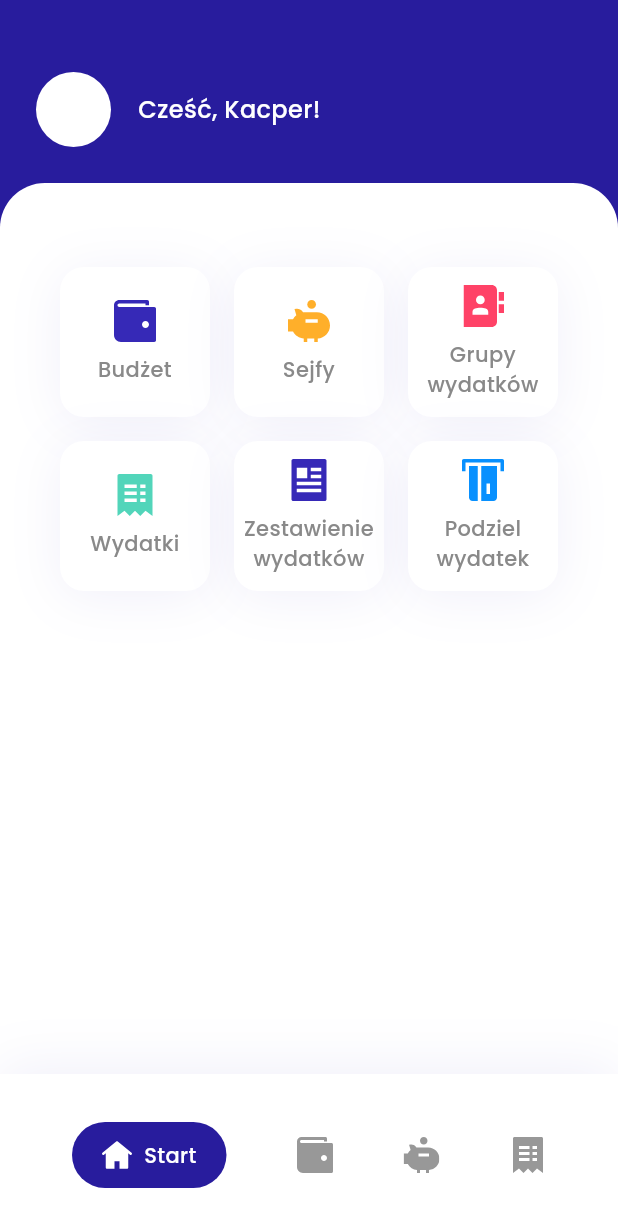
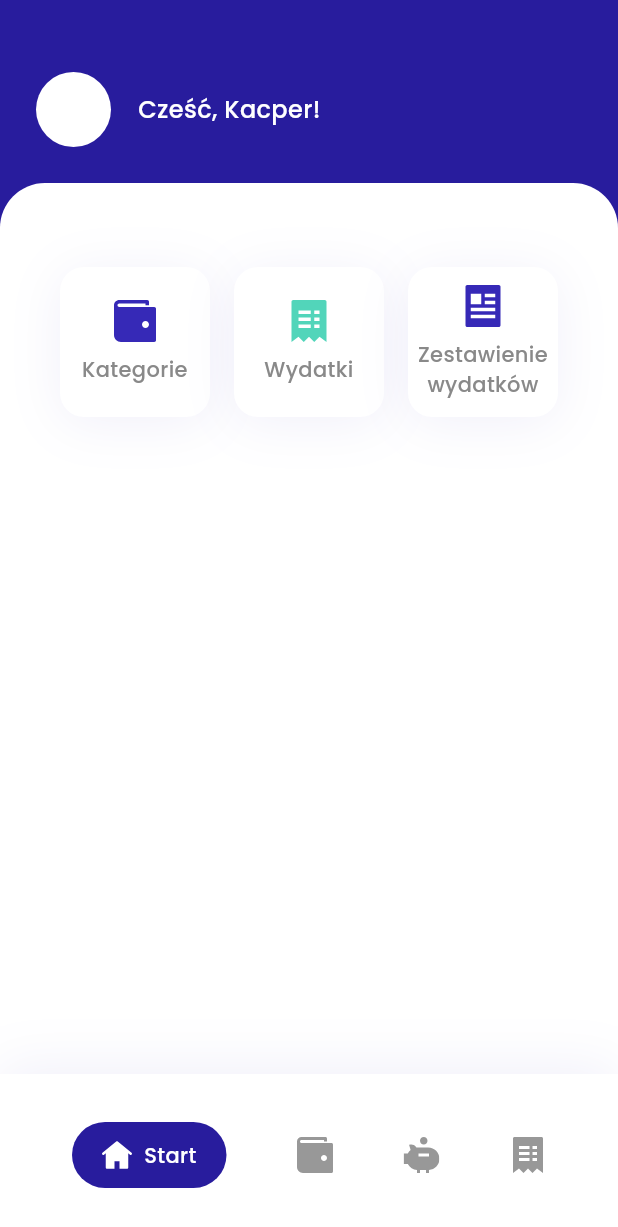
Before and after one commit to kacperramenda/budgetmaster, a Flutter app: the screen it shows after launch, after a tap on "Zestawienie wydatków", on a phone screen of 412 x 824 dp. Shown: the top 1227 px of the screen. Run offline on Flutter 3.47's test engine with Material 3 defaults, Android fonts, the phone set to English and light mode, and no system bars; our stand-ins replace bloc, equatable, flutter_bloc, flutter_svg, isar; missing offline and left inert: month_year_picker; accounts and stored records are empty; generated files the repository leaves out were written again.

Commit message:
feat: preparation for expense-set view

```diff
--- a/lib/presentation/home/view/home_view.dart
+++ b/lib/presentation/home/view/home_view.dart
@@ -68,46 +68,46 @@ class _HomeViewState extends State<HomeView> {
                     children: [
                       MenuTile(
                         svgPath: 'assets/icons/budget.svg',
-                        label: 'Budżet',
+                        label: 'Kategorie',
                         onTap: () {
-                          Navigator.pushNamed(context, '/profile');
+                          Navigator.pushNamed(context, '/budget-categories');
                         },
                       ),
-                      MenuTile(
-                        svgPath: 'assets/icons/savings.svg',
-                        label: 'Sejfy',
-                        onTap: () {
-                          Navigator.pushNamed(context, '/profile');
-                        },
-                      ),
-                      MenuTile(
-                        svgPath: 'assets/icons/groups.svg',
-                        label: 'Grupy wydatków',
-                        onTap: () {
-                          Navigator.pushNamed(context, '/profile');
-                        },
-                      ),
+                      // MenuTile(
+                      //   svgPath: 'assets/icons/savings.svg',
+                      //   label: 'Sejfy',
+                      //   onTap: () {
+                      //     Navigator.pushNamed(context, '/profile');
+                      //   },
+                      // ),
+                      // MenuTile(
+                      //   svgPath: 'assets/icons/groups.svg',
+                      //   label: 'Grupy wydatków',
+                      //   onTap: () {
+                      //     Navigator.pushNamed(context, '/profile');
+                      //   },
+                      // ),
                       MenuTile(
                         svgPath: 'assets/icons/expenses.svg',
                         label: 'Wydatki',
                         onTap: () {
-                          Navigator.pushNamed(context, '/profile');
+                          Navigator.pushNamed(context, '/expenses');
                         },
                       ),
                       MenuTile(
                         svgPath: 'assets/icons/expenses-set.svg',
                         label: 'Zestawienie wydatków',
                         onTap: () {
-                          Navigator.pushNamed(context, '/profile');
+                          Navigator.pushNamed(context, '/expenses-set');
                         },
                       ),
-                      MenuTile(
-                        svgPath: 'assets/icons/split-expense.svg',
-                        label: 'Podziel wydatek',
-                        onTap: () {
-                          Navigator.pushNamed(context, '/profile');
-                        },
-                      ),
+                      // MenuTile(
+                      //   svgPath: 'assets/icons/split-expense.svg',
+                      //   label: 'Podziel wydatek',
+                      //   onTap: () {
+                      //     Navigator.pushNamed(context, '/profile');
+                      //   },
+                      // ),
                     ],
                   )
                 ],
```
Also changed, not shown: lib/presentation/expenses/view/expenses_view.dart (+10 -0 lines), lib/presentation/expenses/view/expenses_page.dart (line endings or trailing spaces), lib/presentation/expenses/view/set/expenses_set_view.dart (added).
